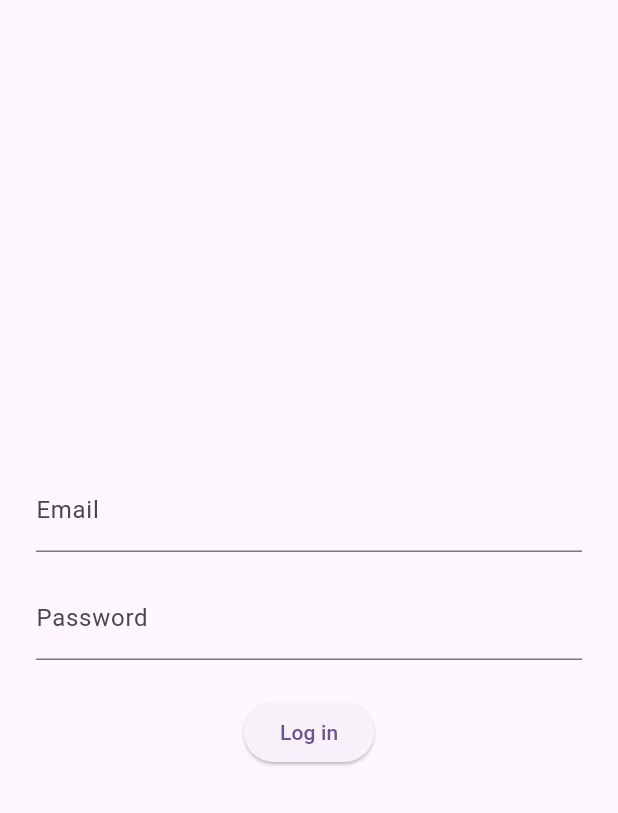
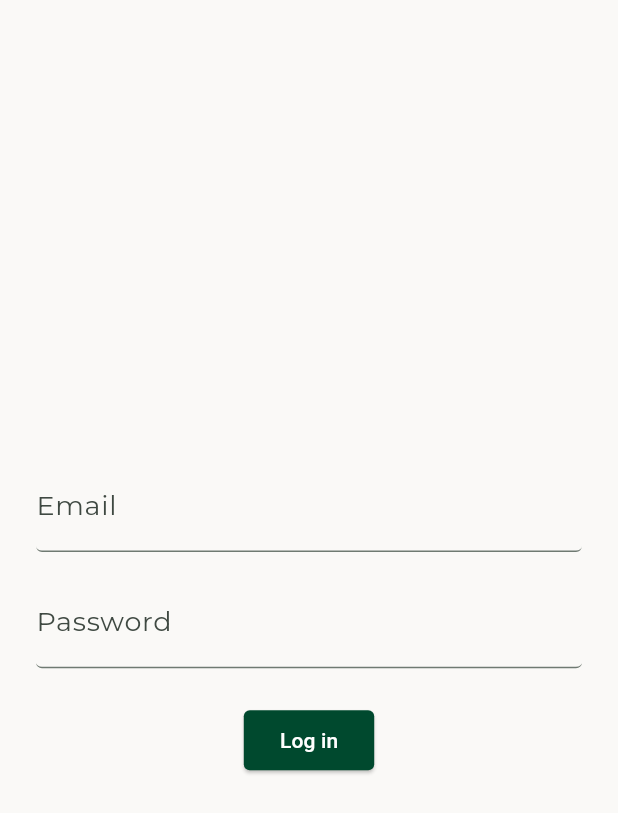
Before and after one commit to RJGJ/e_invitation, a Flutter app: the screen it shows after launch, on a phone screen of 412 x 824 dp. Shown: the top 813 px of the screen. Run offline on Flutter 3.47's test engine with Material 3 defaults, Android fonts, the phone set to English and light mode, and no system bars; our stand-ins replace dio, flutter_dotenv, flutter_riverpod, flutter_secure_storage, freezed_annotation, go_router and 1 more.

Commit message:
feat: wire LuxeInvite theme into app entrypoint

```diff
--- a/app/lib/main.dart
+++ b/app/lib/main.dart
@@ -3,6 +3,7 @@ import 'package:flutter_dotenv/flutter_dotenv.dart';
 import 'package:flutter_riverpod/flutter_riverpod.dart';
 
 import 'providers/router_provider.dart';
+import 'theme/app_theme.dart';
 
 Future<void> main() async {
   WidgetsFlutterBinding.ensureInitialized();
@@ -18,7 +19,7 @@ class MyApp extends ConsumerWidget {
     final router = ref.watch(routerProvider);
     return MaterialApp.router(
       title: 'e_invitation',
-      theme: ThemeData(colorScheme: ColorScheme.fromSeed(seedColor: Colors.deepPurple)),
+      theme: AppTheme.light,
       routerConfig: router,
     );
   }
```
